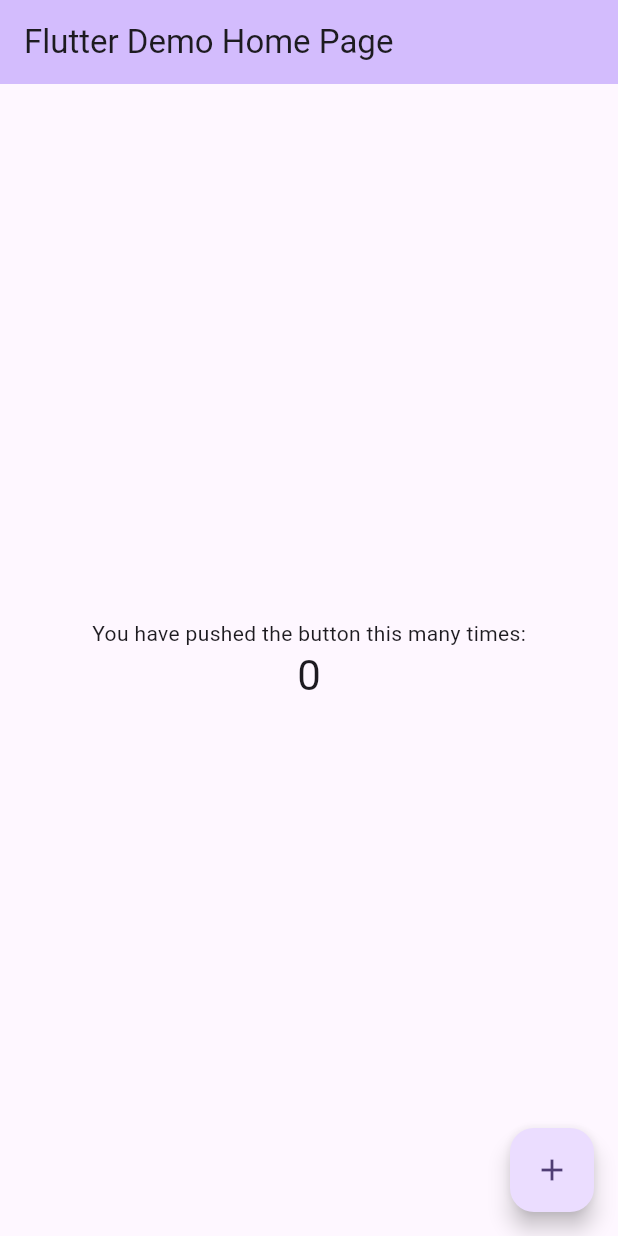
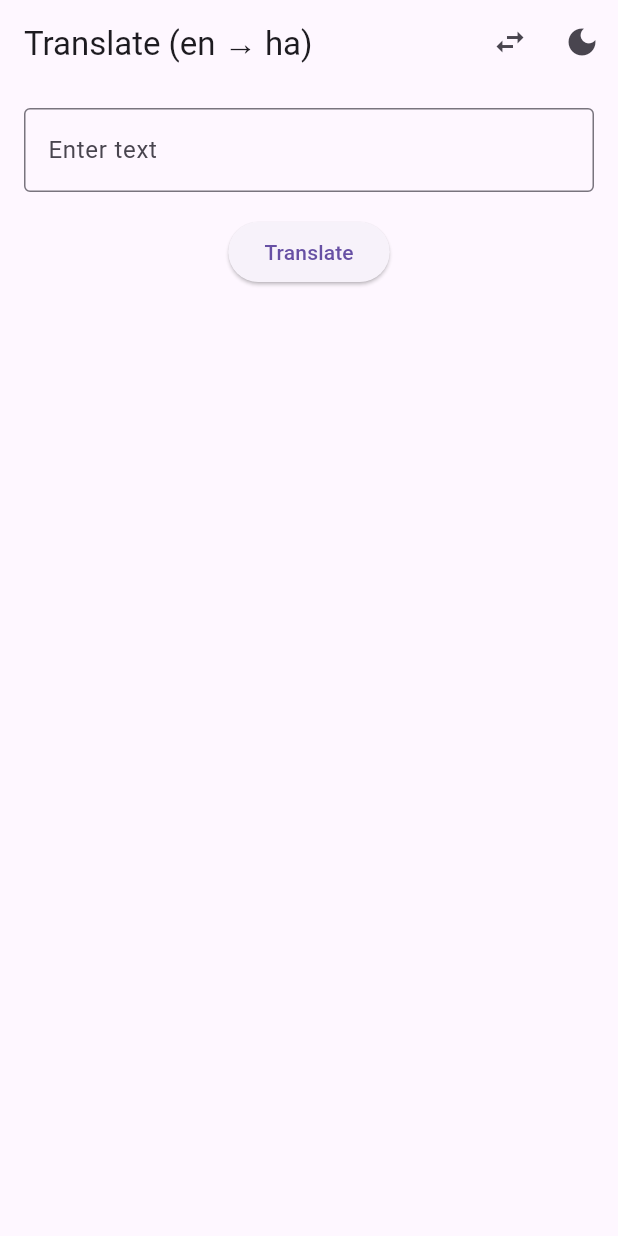
Before and after one commit to johncollinx/ctranslate_app, a Flutter app: the screen it shows after launch, on a phone screen of 412 x 824 dp. Run offline on Flutter 3.47's test engine with Material 3 defaults, Android fonts, the light colour scheme and no system bars; our stand-ins replace shared_preferences.

Commit message:
Update main.dart

```diff
--- a/ctranslate/lib/main.dart
+++ b/ctranslate/lib/main.dart
@@ -1,125 +1,178 @@
+import 'dart:convert';
 import 'package:flutter/material.dart';
+import 'package:flutter/services.dart';
+import 'package:shared_preferences/shared_preferences.dart';
 
 void main() {
-  runApp(const MyApp());
+  runApp(const CTranslateApp());
 }
 
-class MyApp extends StatelessWidget {
-  const MyApp({super.key});
+class CTranslateApp extends StatefulWidget {
+  const CTranslateApp({super.key});
 
-  // This widget is the root of your application.
+  @override
+  State<CTranslateApp> createState() => _CTranslateAppState();
+}
+
+class _CTranslateAppState extends State<CTranslateApp> {
+  ThemeMode _themeMode = ThemeMode.system;
+  LocalePair _currentPair = LocalePair('en', 'ha');
+
+  @override
+  void initState() {
+    super.initState();
+    _loadPreferences();
+  }
+
+  Future<void> _loadPreferences() async {
+    final prefs = await SharedPreferences.getInstance();
+    final from = prefs.getString('from_lang') ?? 'en';
+    final to = prefs.getString('to_lang') ?? 'ha';
+    setState(() {
+      _currentPair = LocalePair(from, to);
+      _themeMode = (prefs.getBool('dark_mode') ?? false)
+          ? ThemeMode.dark
+          : ThemeMode.light;
+    });
+  }
+
+  Future<void> _savePreferences() async {
+    final prefs = await SharedPreferences.getInstance();
+    await prefs.setString('from_lang', _currentPair.from);
+    await prefs.setString('to_lang', _currentPair.to);
+    await prefs.setBool('dark_mode', _themeMode == ThemeMode.dark);
+  }
+
+  void _toggleTheme() {
+    setState(() {
+      _themeMode =
+          _themeMode == ThemeMode.dark ? ThemeMode.light : ThemeMode.dark;
+    });
+    _savePreferences();
+  }
+
+  void _switchLanguage(LocalePair pair) {
+    setState(() => _currentPair = pair);
+    _savePreferences();
+  }
+
   @override
   Widget build(BuildContext context) {
     return MaterialApp(
-      title: 'Flutter Demo',
-      theme: ThemeData(
-        // This is the theme of your application.
-        //
-        // TRY THIS: Try running your application with "flutter run". You'll see
-        // the application has a blue toolbar. Then, without quitting the app,
-        // try changing the seedColor in the colorScheme below to Colors.green
-        // and then invoke "hot reload" (save your changes or press the "hot
-        // reload" button in a Flutter-supported IDE, or press "r" if you used
-        // the command line to start the app).
-        //
-        // Notice that the counter didn't reset back to zero; the application
-        // state is not lost during the reload. To reset the state, use hot
-        // restart instead.
-        //
-        // This works for code too, not just values: Most code changes can be
-        // tested with just a hot reload.
-        colorScheme: ColorScheme.fromSeed(seedColor: Colors.deepPurple),
-        useMaterial3: true,
+      title: 'CTranslate',
+      themeMode: _themeMode,
+      theme: ThemeData.light(useMaterial3: true),
+      darkTheme: ThemeData.dark(useMaterial3: true),
+      home: TranslatorScreen(
+        pair: _currentPair,
+        onSwitchLang: _switchLanguage,
+        onToggleTheme: _toggleTheme,
+        isDark: _themeMode == ThemeMode.dark,
       ),
-      home: const MyHomePage(title: 'Flutter Demo Home Page'),
     );
   }
 }
 
-class MyHomePage extends StatefulWidget {
-  const MyHomePage({super.key, required this.title});
+class LocalePair {
+  final String from;
+  final String to;
+  LocalePair(this.from, this.to);
 
-  // This widget is the home page of your application. It is stateful, meaning
-  // that it has a State object (defined below) that contains fields that affect
-  // how it looks.
+  String get assetPath => 'assets/${from}_$to.json';
+}
 
-  // This class is the configuration for the state. It holds the values (in this
-  // case the title) provided by the parent (in this case the App widget) and
-  // used by the build method of the State. Fields in a Widget subclass are
-  // always marked "final".
+class TranslatorScreen extends StatefulWidget {
+  final LocalePair pair;
+  final bool isDark;
+  final Function(LocalePair) onSwitchLang;
+  final VoidCallback onToggleTheme;
 
-  final String title;
+  const TranslatorScreen({
+    super.key,
+    required this.pair,
+    required this.isDark,
+    required this.onSwitchLang,
+    required this.onToggleTheme,
+  });
 
   @override
-  State<MyHomePage> createState() => _MyHomePageState();
+  State<TranslatorScreen> createState() => _TranslatorScreenState();
 }
 
-class _MyHomePageState extends State<MyHomePage> {
-  int _counter = 0;
+class _TranslatorScreenState extends State<TranslatorScreen> {
+  Map<String, String> _dictionary = {};
+  final _controller = TextEditingController();
+  String _translated = '';
 
-  void _incrementCounter() {
+  @override
+  void initState() {
+    super.initState();
+    _loadDictionary();
+  }
+
+  Future<void> _loadDictionary() async {
+    final data = await rootBundle.loadString(widget.pair.assetPath);
+    final jsonMap = json.decode(data) as Map<String, dynamic>;
     setState(() {
-      // This call to setState tells the Flutter framework that something has
-      // changed in this State, which causes it to rerun the build method below
-      // so that the display can reflect the updated values. If we changed
-      // _counter without calling setState(), then the build method would not be
-      // called again, and so nothing would appear to happen.
-      _counter++;
+      _dictionary = jsonMap.map((k, v) => MapEntry(k.toLowerCase(), v));
     });
+  }
+
+  void _translate() {
+    final input = _controller.text.trim().toLowerCase();
+    setState(() {
+      _translated = _dictionary[input] ?? 'No translation found.';
+    });
+  }
+
+  void _swapLanguages() {
+    final newPair = LocalePair(widget.pair.to, widget.pair.from);
+    widget.onSwitchLang(newPair);
   }
 
   @override
   Widget build(BuildContext context) {
-    // This method is rerun every time setState is called, for instance as done
-    // by the _incrementCounter method above.
-    //
-    // The Flutter framework has been optimized to make rerunning build methods
-    // fast, so that you can just rebuild anything that needs updating rather
-    // than having to individually change instances of widgets.
     return Scaffold(
       appBar: AppBar(
-        // TRY THIS: Try changing the color here to a specific color (to
-        // Colors.amber, perhaps?) and trigger a hot reload to see the AppBar
-        // change color while the other colors stay the same.
-        backgroundColor: Theme.of(context).colorScheme.inversePrimary,
-        // Here we take the value from the MyHomePage object that was created by
-        // the App.build method, and use it to set our appbar title.
-        title: Text(widget.title),
+        title: Text('Translate (${widget.pair.from} → ${widget.pair.to})'),
+        actions: [
+          IconButton(
+            icon: const Icon(Icons.swap_horiz),
+            tooltip: 'Swap languages',
+            onPressed: _swapLanguages,
+          ),
+          IconButton(
+            icon: Icon(widget.isDark ? Icons.light_mode : Icons.dark_mode),
+            tooltip: 'Toggle Theme',
+            onPressed: widget.onToggleTheme,
+          ),
+        ],
       ),
-      body: Center(
-        // Center is a layout widget. It takes a single child and positions it
-        // in the middle of the parent.
+      body: Padding(
+        padding: const EdgeInsets.all(16),
         child: Column(
-          // Column is also a layout widget. It takes a list of children and
-          // arranges them vertically. By default, it sizes itself to fit its
-          // children horizontally, and tries to be as tall as its parent.
-          //
-          // Column has various properties to control how it sizes itself and
-          // how it positions its children. Here we use mainAxisAlignment to
-          // center the children vertically; the main axis here is the vertical
-          // axis because Columns are vertical (the cross axis would be
-          // horizontal).
-          //
-          // TRY THIS: Invoke "debug painting" (choose the "Toggle Debug Paint"
-          // action in the IDE, or press "p" in the console), to see the
-          // wireframe for each widget.
-          mainAxisAlignment: MainAxisAlignment.center,
-          children: <Widget>[
-            const Text(
-              'You have pushed the button this many times:',
+          children: [
+            TextField(
+              controller: _controller,
+              decoration: const InputDecoration(
+                labelText: 'Enter text',
+                border: OutlineInputBorder(),
+              ),
+              onSubmitted: (_) => _translate(),
             ),
-            Text(
-              '$_counter',
-              style: Theme.of(context).textTheme.headlineMedium,
+            const SizedBox(height: 16),
+            ElevatedButton(
+              onPressed: _translate,
+              child: const Text('Translate'),
+            ),
+            const SizedBox(height: 24),
+            SelectableText(
+              _translated,
+              style: Theme.of(context).textTheme.headlineSmall,
             ),
           ],
         ),
       ),
-      floatingActionButton: FloatingActionButton(
-        onPressed: _incrementCounter,
-        tooltip: 'Increment',
-        child: const Icon(Icons.add),
-      ), // This trailing comma makes auto-formatting nicer for build methods.
     );
   }
 }
```
